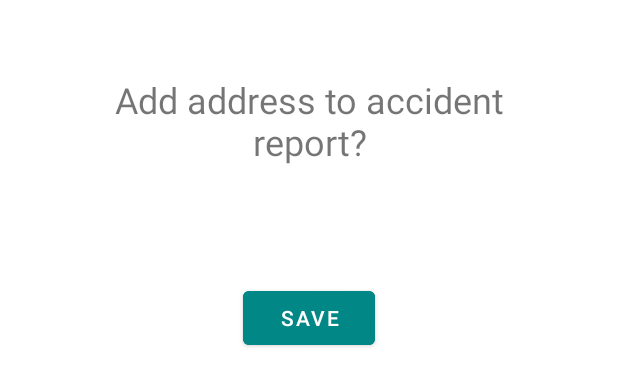
After one commit to MaazHussaini99/androidAccidentApp, an Android app: the layout custom_dialog.xml on its own in the app's theme, with its tools: preview values and no code run, on a phone screen of 412 x 824 dp. The commit adds this screen. Shown: the top 386 px of the screen. Run offline under Robolectric (Android 15) with nearby library versions, the phone set to English and light mode, and no system bars.

Commit message:
initial commit

```diff
--- a/app/src/main/java/com/example/androidaccidentapp/SignedInActivity.java
+++ b/app/src/main/java/com/example/androidaccidentapp/SignedInActivity.java
@@ -86,4 +86,8 @@ public class SignedInActivity extends AppCompatActivity {
         Toast.makeText(SignedInActivity.this, message,
                 Toast.LENGTH_SHORT).show();
     }
+
+    public void goToMaps(View view) {
+        startActivity(new Intent(this.getApplicationContext(), MapsActivity.class));
+    }
 }
--- /dev/null
+++ b/app/src/main/res/layout/custom_dialog.xml
@@ -0,0 +1,48 @@
+<?xml version="1.0" encoding="utf-8"?>
+<LinearLayout xmlns:android="http://schemas.android.com/apk/res/android"
+    android:layout_width="match_parent"
+    android:layout_height="match_parent"
+    android:orientation="vertical"
+    android:layout_margin="50sp">
+
+    <TextView
+        android:layout_width="wrap_content"
+        android:layout_height="wrap_content"
+        android:text="@string/addressDialogTitle"
+        android:layout_centerVertical="true"
+        android:layout_gravity="center_horizontal"
+        android:gravity="center"
+        android:textSize="24sp"
+        android:layout_marginBottom="20sp"/>
+
+    <TextView
+        android:id="@+id/addressTextView"
+        android:layout_width="wrap_content"
+        android:layout_height="wrap_content"
+        android:layout_centerVertical="true"
+        android:layout_gravity="center_horizontal"
+        android:gravity="center"
+        android:layout_marginBottom="30sp"
+        android:textSize="20sp"/>
+
+
+    <RelativeLayout
+        android:layout_width="match_parent"
+        android:layout_height="match_parent">
+        <Button
+            android:id="@+id/submit_login_button"
+            android:layout_width="wrap_content"
+            android:layout_height="wrap_content"
+            android:layout_centerHorizontal="true"
+            android:backgroundTint="@color/teal_700"
+            android:onClick="saveAddress"
+            android:text="@string/saveAddressButtonText"/>
+    </RelativeLayout>
+
+
+
+
+
+
+
+</LinearLayout>
--- a/app/src/main/res/values/strings.xml
+++ b/app/src/main/res/values/strings.xml
@@ -6,4 +6,7 @@
     <string name="password">Password</string>
     <string name="register">Register</string>
     <string name="complete">Complete</string>
+    <string name="title_activity_maps">Choose Location</string>
+    <string name="addressDialogTitle">Add address to accident report?</string>
+    <string name="saveAddressButtonText">Save</string>
 </resources>
```
Also changed, not shown: app/build.gradle (+16 -0 lines), app/src/debug/res/values/google_maps_api.xml (added, +24 -0 lines), app/src/main/AndroidManifest.xml (+25 -0 lines), app/src/main/java/com/example/androidaccidentapp/MapsActivity.java (added, +265 -0 lines), app/src/main/res/layout/activity_maps.xml (added, +26 -0 lines), app/src/main/res/layout/activity_signed_in.xml (+12 -6 lines), 1 other file.
